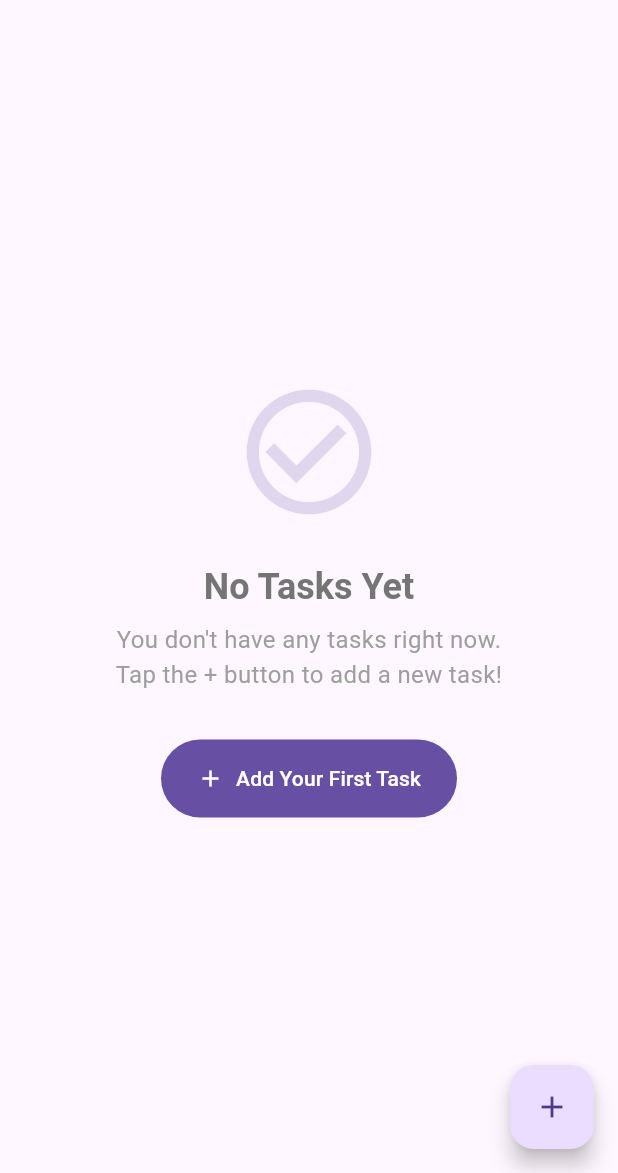
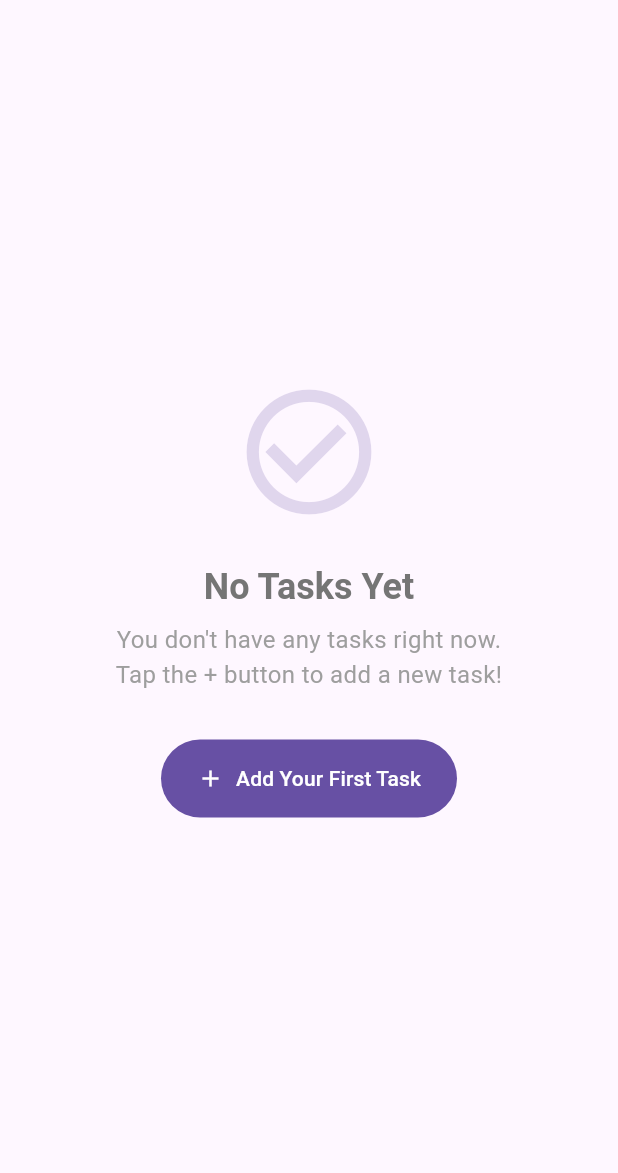
Before and after one commit to AnasKhaled1876/todoapp, a Flutter app: the screen it shows after launch, on a phone screen of 412 x 824 dp, the part 63-1236 px from its top. Run offline on Flutter 3.47's test engine with Material 3 defaults, Android fonts, the phone set to English and light mode, and no system bars; our stand-ins replace flutter_riverpod, get_it, hive, hive_flutter; accounts and stored records are empty; generated files the repository leaves out were written again.

```diff
--- a/lib/presentation/screens/home.dart
+++ b/lib/presentation/screens/home.dart
@@ -1,7 +1,7 @@
-import 'package:flutter/material.dart';
 import 'package:initiation_task/presentation/screens/edit_title.dart';
 import 'package:flutter_riverpod/flutter_riverpod.dart';
 import '../widgets/dialogs/delete.dart';
+import 'package:flutter/material.dart';
 import '../widgets/dialogs/add.dart';
 import '../providers/todo.dart';
 
@@ -19,11 +19,12 @@ class HomeScreen extends ConsumerWidget {
                 child: Column(
                   mainAxisAlignment: MainAxisAlignment.center,
                   children: [
-                    // Illustration
                     Icon(
                       Icons.check_circle_outline,
                       size: 100,
-                      color: Theme.of(context).primaryColor.withOpacity(0.2),
+                      color: Theme.of(
+                        context,
+                      ).primaryColor.withValues(alpha: 0.2),
                     ),
                     const SizedBox(height: 24),
                     // Title
@@ -148,12 +149,17 @@ class HomeScreen extends ConsumerWidget {
                 ),
               ),
       ),
-      floatingActionButton: FloatingActionButton(
-        onPressed: () {
-          showDialog(context: context, builder: (context) => AddTodoDialog());
-        },
-        child: const Icon(Icons.add),
-      ),
+      floatingActionButton: todos.isEmpty
+          ? null
+          : FloatingActionButton(
+              onPressed: () {
+                showDialog(
+                  context: context,
+                  builder: (context) => AddTodoDialog(),
+                );
+              },
+              child: const Icon(Icons.add),
+            ),
     );
   }
 }
```
Also changed, not shown: 2 other files.
